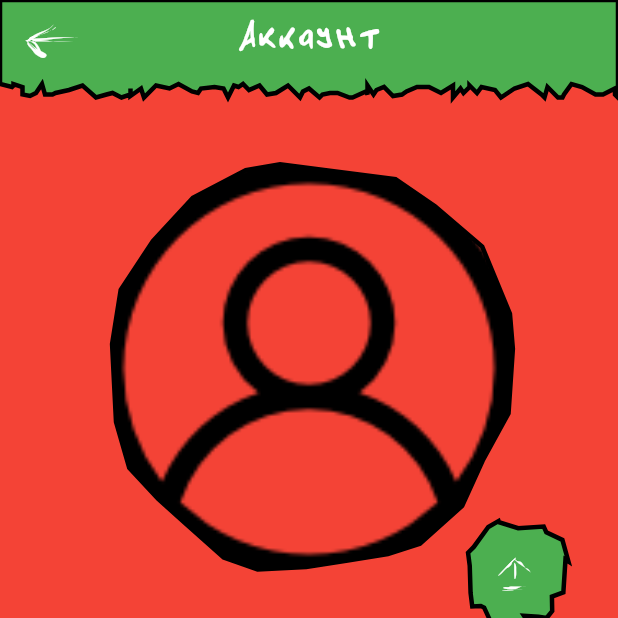
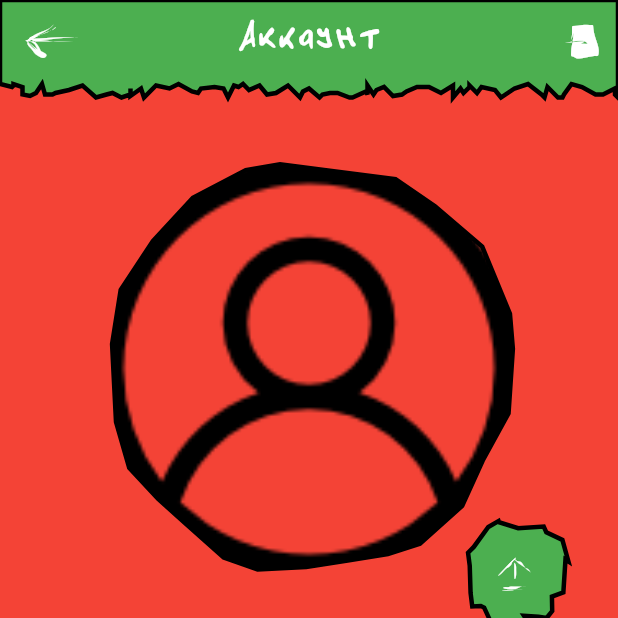
Before and after one commit to RossHS/shop_list, a Flutter app: the Account screen opened by its route, on a phone screen of 412 x 824 dp, the top half of it. Run offline on Flutter 3.47's test engine with Material 2 defaults, Android fonts, the phone set to English and light mode, and no system bars; our stand-ins replace cloud_firestore, firebase_auth, firebase_core, firebase_messaging, firebase_storage, flutter_colorpicker and 6 more; accounts and stored records are empty.

Commit message:
Перенес в маршрут "Аккаунта" выход из профиля, добавил новую ThemeDepIcon exit_to_app

```diff
--- a/lib/custom_icons.dart
+++ b/lib/custom_icons.dart
@@ -122,4 +122,14 @@ class CustomIcons {
   static const IconData send_7 = IconData(0xe84d, fontFamily: _kFontFam, fontPackage: _kFontPkg);
   static const IconData send_8 = IconData(0xe84e, fontFamily: _kFontFam, fontPackage: _kFontPkg);
   static const List<IconData> send = [send_1, send_2, send_3, send_4, send_5, send_6, send_7, send_8];
+
+  static const IconData exit_to_app_1 = IconData(0xe850, fontFamily: _kFontFam, fontPackage: _kFontPkg);
+  static const IconData exit_to_app_2 = IconData(0xe851, fontFamily: _kFontFam, fontPackage: _kFontPkg);
+  static const IconData exit_to_app_3 = IconData(0xe852, fontFamily: _kFontFam, fontPackage: _kFontPkg);
+  static const IconData exit_to_app_4 = IconData(0xe853, fontFamily: _kFontFam, fontPackage: _kFontPkg);
+  static const IconData exit_to_app_5 = IconData(0xe854, fontFamily: _kFontFam, fontPackage: _kFontPkg);
+  static const IconData exit_to_app_6 = IconData(0xe855, fontFamily: _kFontFam, fontPackage: _kFontPkg);
+  static const IconData exit_to_app_7 = IconData(0xe856, fontFamily: _kFontFam, fontPackage: _kFontPkg);
+  static const IconData exit_to_app_8 = IconData(0xe857, fontFamily: _kFontFam, fontPackage: _kFontPkg);
+  static const List<IconData> exit_to_app = [exit_to_app_1, exit_to_app_2, exit_to_app_3, exit_to_app_4, exit_to_app_5, exit_to_app_6, exit_to_app_7, exit_to_app_8];
 }
--- a/lib/routes/account.dart
+++ b/lib/routes/account.dart
@@ -19,6 +19,26 @@ class Account extends StatelessWidget {
     return ThemeDepScaffold(
       appBar: ThemeDepAppBar(
         title: const Text('Аккаунт'),
+        actions: [
+          IconButton(
+            onPressed: () {
+              ThemeDepDialog(
+                text: 'Выйти из аккаунта?',
+                actions: [
+                  TextButton(
+                    onPressed: authController.signOut,
+                    child: const Text('Да'),
+                  ),
+                  TextButton(
+                    onPressed: Get.back,
+                    child: const Text('Нет'),
+                  ),
+                ],
+              );
+            },
+            icon: ThemeDepIcon.exit_to_app,
+          ),
+        ],
       ),
       body: Center(
         child: Obx(() {
--- a/lib/widgets/drawer.dart
+++ b/lib/widgets/drawer.dart
@@ -126,11 +126,6 @@ class AppDrawer extends StatelessWidget {
                           title: const Text('Settings'),
                         ),
                       ),
-                      const Spacer(),
-                      TextButton(
-                        onPressed: authController.signOut,
-                        child: const Text('Sign out'),
-                      ),
                     ],
                   ),
                 ),
--- a/lib/widgets/themes_widgets/theme_dep_icon.dart
+++ b/lib/widgets/themes_widgets/theme_dep_icon.dart
@@ -1,3 +1,5 @@
+// ignore_for_file: non_constant_identifier_names
+
 import 'package:flutter/material.dart';
 import 'package:shop_list/custom_icons.dart';
 import 'package:shop_list/models/theme_model.dart';
@@ -37,8 +39,8 @@ class ThemeDepIcon extends ThemeDepWidgetBase {
     return modern(themeWrapper);
   }
 
-  /// Просто вспомогательный метод для упрощения вызова
-  static AnimatedIcon90s _createIcon(List<IconData> iconsData, Animated90sThemeDataWrapper themeWrapper) {
+  /// Просто вспомогательный метод для упрощения создания [AnimatedIcon90s]
+  static AnimatedIcon90s _createAnimatedIcon(List<IconData> iconsData, Animated90sThemeDataWrapper themeWrapper) {
     return AnimatedIcon90s(
       iconsList: iconsData,
       duration: themeWrapper.animationDuration,
@@ -47,56 +49,61 @@ class ThemeDepIcon extends ThemeDepWidgetBase {
 
   static Widget get create => ThemeDepIcon._(
         material: (_) => const Icon(Icons.create),
-        animated90s: (themeWrapper) => _createIcon(CustomIcons.create, themeWrapper),
+        animated90s: (themeWrapper) => _createAnimatedIcon(CustomIcons.create, themeWrapper),
         modern: (_) => const ModernIcon(Icons.create),
       );
 
   static Widget get user => ThemeDepIcon._(
         material: (_) => const Icon(Icons.account_circle),
-        animated90s: (themeWrapper) => _createIcon(CustomIcons.user, themeWrapper),
+        animated90s: (themeWrapper) => _createAnimatedIcon(CustomIcons.user, themeWrapper),
         modern: (_) => const ModernIcon(Icons.account_circle),
       );
 
   static Widget get lock => ThemeDepIcon._(
         material: (_) => const Icon(Icons.lock),
-        animated90s: (themeWrapper) => _createIcon(CustomIcons.lock, themeWrapper),
+        animated90s: (themeWrapper) => _createAnimatedIcon(CustomIcons.lock, themeWrapper),
         modern: (_) => const ModernIcon(Icons.lock),
       );
 
   static Widget get sort => ThemeDepIcon._(
         material: (_) => const Icon(Icons.sort),
-        animated90s: (themeWrapper) => _createIcon(CustomIcons.sort, themeWrapper),
+        animated90s: (themeWrapper) => _createAnimatedIcon(CustomIcons.sort, themeWrapper),
         modern: (_) => const ModernIcon(Icons.sort),
       );
 
   static Widget get close => ThemeDepIcon._(
         material: (_) => const Icon(Icons.close),
-        animated90s: (themeWrapper) => _createIcon(CustomIcons.close, themeWrapper),
+        animated90s: (themeWrapper) => _createAnimatedIcon(CustomIcons.close, themeWrapper),
         modern: (_) => const ModernIcon(Icons.close),
       );
 
   static Widget get dehaze => ThemeDepIcon._(
         material: (_) => const Icon(Icons.dehaze),
-        animated90s: (themeWrapper) => _createIcon(CustomIcons.dehaze, themeWrapper),
+        animated90s: (themeWrapper) => _createAnimatedIcon(CustomIcons.dehaze, themeWrapper),
         modern: (_) => const ModernIcon(Icons.dehaze),
       );
 
   static Widget get settings => ThemeDepIcon._(
         material: (_) => const Icon(Icons.settings),
-        animated90s: (themeWrapper) => _createIcon(CustomIcons.settings, themeWrapper),
+        animated90s: (themeWrapper) => _createAnimatedIcon(CustomIcons.settings, themeWrapper),
         modern: (_) => const ModernIcon(Icons.settings),
       );
 
-  // ignore: non_constant_identifier_names
   static Widget get file_upload => ThemeDepIcon._(
         material: (_) => const Icon(Icons.file_upload),
-        animated90s: (themeWrapper) => _createIcon(CustomIcons.file_upload, themeWrapper),
+        animated90s: (themeWrapper) => _createAnimatedIcon(CustomIcons.file_upload, themeWrapper),
         modern: (_) => const ModernIcon(Icons.file_upload),
       );
 
   static Widget get send => ThemeDepIcon._(
         material: (_) => const Icon(Icons.send),
-        animated90s: (themeWrapper) => _createIcon(CustomIcons.send, themeWrapper),
+        animated90s: (themeWrapper) => _createAnimatedIcon(CustomIcons.send, themeWrapper),
         modern: (_) => const ModernIcon(Icons.send),
       );
+
+  static Widget get exit_to_app => ThemeDepIcon._(
+        material: (_) => const Icon(Icons.exit_to_app),
+        animated90s: (themeWrapper) => _createAnimatedIcon(CustomIcons.exit_to_app, themeWrapper),
+        modern: (_) => const ModernIcon(Icons.exit_to_app),
+      );
 }
```
Also changed, not shown: assets/custom_icons/icons.ttf.
